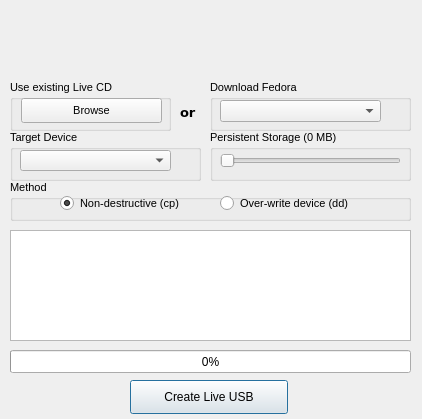
lmacken/liveusb-creator, file data/liveusb-creator.ui: the form before one commit.
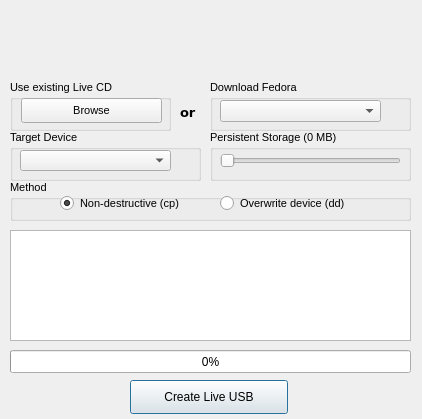
The form after the commit. Icons and pictures are not drawn.

Commit message: Tweak the radio button label

```diff
--- a/data/liveusb-creator.ui
+++ b/data/liveusb-creator.ui
@@ -343,7 +343,7 @@
      </rect>
     </property>
     <property name="text">
-     <string>Over-write device (dd)</string>
+     <string>Overwrite device (dd)</string>
     </property>
    </widget>
   </widget>
```
